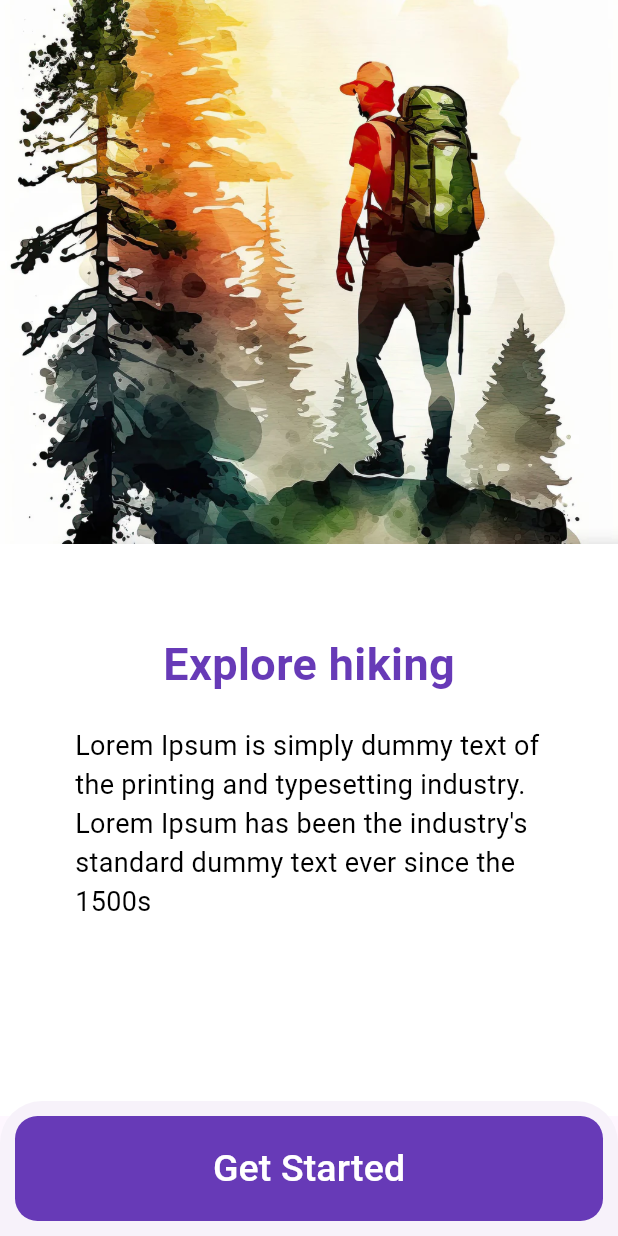
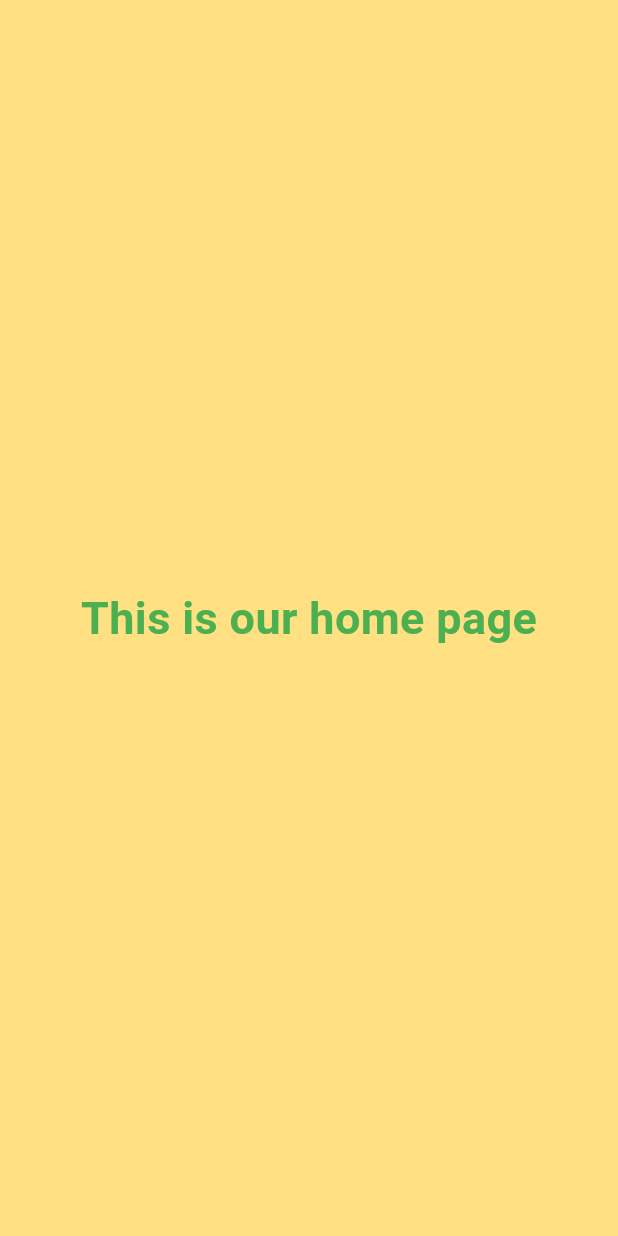
Before and after one commit to azizbekyokhubov1999/widgets_flutter_practise, a Flutter app: the MyOnBoardingScreen screen opened directly, after a tap on "Skip", after a tap on "Get Started", on a phone screen of 412 x 824 dp. Run offline on Flutter 3.47's test engine with Material 3 defaults, Android fonts, the phone set to English and light mode, and no system bars; our stand-ins replace another_carousel_pro, avatar_glow, country_picker, curved_navigation_bar, fl_chart, flutter_slidable and 11 more; accounts and stored records are empty.

Commit message:
for video 54 | Onboarding pages with shared pref

```diff
--- a/lib/main.dart
+++ b/lib/main.dart
@@ -1,4 +1,5 @@
 import 'package:flutter/material.dart';
+import 'package:shared_preferences/shared_preferences.dart';
 import 'package:widgets_flutter_practise/pages/animated_container.dart';
 import 'package:widgets_flutter_practise/pages/animated_icon.dart';
 import 'package:widgets_flutter_practise/pages/avatar_glow.dart';
@@ -26,6 +27,7 @@ import 'package:widgets_flutter_practise/pages/my_buttons.dart';
 import 'package:widgets_flutter_practise/pages/my_popup_menu.dart';
 import 'package:widgets_flutter_practise/pages/neuporphism.dart';
 import 'package:widgets_flutter_practise/pages/onBoarding_screen.dart';
+import 'package:widgets_flutter_practise/pages/onboarding_home.dart';
 import 'package:widgets_flutter_practise/pages/page_1.dart';
 import 'package:widgets_flutter_practise/pages/page_view.dart';
 import 'package:widgets_flutter_practise/pages/percent_indicator.dart';
@@ -50,12 +52,23 @@ import 'package:widgets_flutter_practise/pages/time_picker.dart';
 import 'package:widgets_flutter_practise/pages/tool_tip.dart';
 import 'package:widgets_flutter_practise/pages/valume_slider.dart';
 
-void main() {
-  runApp(const MyApp());
+Future main() async{
+  WidgetsFlutterBinding.ensureInitialized();
+  final prefs = await SharedPreferences.getInstance();
+  final showHome = prefs.getBool("showHome") ?? false;
+  runApp( MyApp(
+    showHome: showHome,
+  ));
 }
 
 class MyApp extends StatelessWidget {
-  const MyApp({super.key});
+
+  final bool showHome;
+
+  const MyApp({
+    super.key,
+    required this.showHome,
+});
 
   @override
   Widget build(BuildContext context) {
@@ -65,7 +78,27 @@ class MyApp extends StatelessWidget {
       theme: ThemeData(
         useMaterial3: true,
       ),
-      home: MyHeroAnimation()
+      home: showHome?  OnboardingHomePage() : MyOnBoardingScreen()
     );
   }
 }
+
+// void main(){
+//   runApp(const MyApp());
+// }
+//
+// class MyApp extends StatelessWidget {
+//   const MyApp({super.key});
+//
+//   @override
+//   Widget build(BuildContext context) {
+//     return MaterialApp(
+//       title: "Flutter Widgets",
+//       debugShowCheckedModeBanner: false,
+//       theme: ThemeData(
+//         useMaterial3: true
+//       ),
+//       home: MyHeroAnimation(),
+//     );
+//   }
+// }
--- a/lib/pages/onBoarding_screen.dart
+++ b/lib/pages/onBoarding_screen.dart
@@ -1,7 +1,9 @@
 import 'package:flutter/material.dart';
+import 'package:shared_preferences/shared_preferences.dart';
 import 'package:smooth_page_indicator/smooth_page_indicator.dart';
 
 import 'o_image_container.dart';
+import 'onboarding_home.dart';
 
 class MyOnBoardingScreen extends StatefulWidget {
   const MyOnBoardingScreen({super.key});
@@ -128,7 +130,12 @@ class _MyOnBoardingScreenState extends State<MyOnBoardingScreen> {
                 backgroundColor: Colors.deepPurple,
                 minimumSize: Size.fromHeight(70),
               ),
-                onPressed: (){},
+                onPressed: () async{
+                final prefs = await SharedPreferences.getInstance();
+                prefs.setBool("showHome", true);
+
+                Navigator.push(context, MaterialPageRoute(builder: (context) => OnboardingHomePage()));
+                },
                 child: Text(
                   "Get Started",
                   style: TextStyle(
@@ -159,7 +166,7 @@ class _MyOnBoardingScreenState extends State<MyOnBoardingScreen> {
             Center(
               child: SmoothPageIndicator(
                   controller: controller,
-                  count: 4,
+                  count: 3,
                 onDotClicked: (index){
                     controller.animateToPage(
                         index,
--- /dev/null
+++ b/lib/pages/onboarding_home.dart
@@ -0,0 +1,21 @@
+import 'package:flutter/material.dart';
+
+class OnboardingHomePage extends StatelessWidget {
+  const OnboardingHomePage({super.key});
+
+  @override
+  Widget build(BuildContext context) {
+    return Scaffold(
+      backgroundColor: Colors.amber[200],
+      body: Center(
+        child: Text("This is our home page",
+        style: TextStyle(
+          fontSize: 30,
+          fontWeight: FontWeight.bold,
+          color: Colors.green
+        ),
+        ),
+      ),
+    );
+  }
+}
--- a/pubspec.yaml
+++ b/pubspec.yaml
@@ -51,6 +51,7 @@ dependencies:
   avatar_glow: ^3.0.1
   smooth_page_indicator: ^1.2.0+3
   qr_flutter: ^4.1.0
+  shared_preferences: ^2.3.3
 
 dev_dependencies:
   flutter_test:
```
Also changed, not shown: pubspec.lock, 1 other file.
